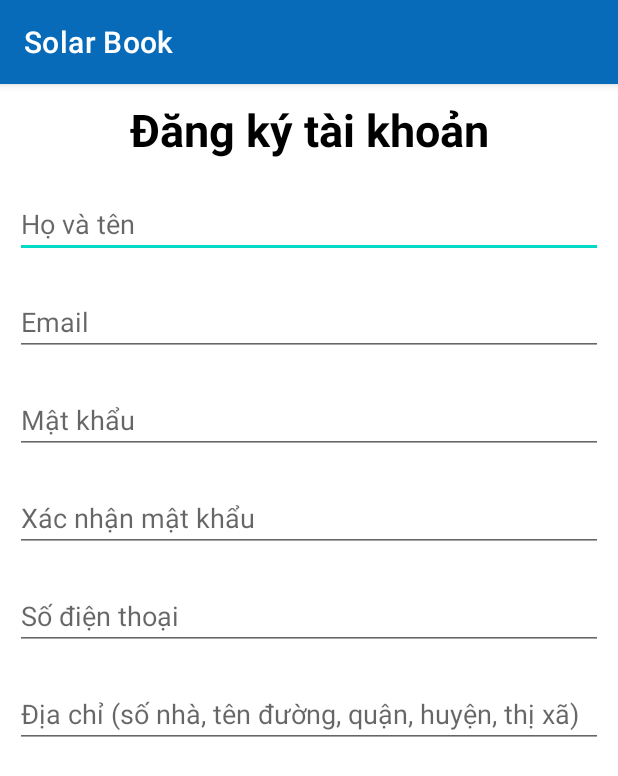
After one commit to Trong-Nhan/Do_An_Ky_Cuoi, an Android app: the RegisterActivity screen opened directly, with no data from a screen before it, on a phone screen of 412 x 824 dp. The commit adds this screen. Shown: the top 776 px of the screen. Run offline under Robolectric (Android 15) with nearby library versions, the phone set to English and light mode, and no system bars.

Commit message:
Tạo CityAPI, lên ý tưởng trang đăng ký

```diff
--- /dev/null
+++ b/ProjectFinal/app/src/main/java/com/example/projectfinal/activity/RegisterActivity.java
@@ -0,0 +1,16 @@
+package com.example.projectfinal.activity;
+
+import androidx.appcompat.app.AppCompatActivity;
+
+import android.os.Bundle;
+
+import com.example.projectfinal.R;
+
+public class RegisterActivity extends AppCompatActivity {
+
+    @Override
+    protected void onCreate(Bundle savedInstanceState) {
+        super.onCreate(savedInstanceState);
+        setContentView(R.layout.activity_register);
+    }
+}
--- a/ProjectFinal/app/src/main/java/com/example/projectfinal/fragment/HomeFragment.java
+++ b/ProjectFinal/app/src/main/java/com/example/projectfinal/fragment/HomeFragment.java
@@ -2,6 +2,7 @@ package com.example.projectfinal.fragment;
 
 import android.os.Bundle;
 import android.view.LayoutInflater;
+import android.view.MotionEvent;
 import android.view.View;
 import android.view.ViewGroup;
 
@@ -38,6 +39,7 @@ public class HomeFragment extends Fragment {
         rcvNewBook.setLayoutManager(new GridLayoutManager(getActivity(), 2));
         rcvNewBook.setAdapter(mBookAdapter);
 
+
         //set dữ liệu lên RecycleView Popular Book
         RecyclerView rcvPopularBook = view.findViewById(R.id.rcvPopularBook);
         rcvPopularBook.setLayoutManager(new GridLayoutManager(getActivity(), 2));
--- /dev/null
+++ b/ProjectFinal/app/src/main/res/layout/activity_register.xml
@@ -0,0 +1,69 @@
+<?xml version="1.0" encoding="utf-8"?>
+<LinearLayout xmlns:android="http://schemas.android.com/apk/res/android"
+    xmlns:app="http://schemas.android.com/apk/res-auto"
+    xmlns:tools="http://schemas.android.com/tools"
+    android:layout_width="match_parent"
+    android:layout_height="match_parent"
+    android:layout_margin="10dp"
+    android:orientation="vertical"
+    tools:context=".activity.RegisterActivity">
+
+    <TextView
+        android:layout_width="match_parent"
+        android:layout_height="wrap_content"
+        android:gravity="center"
+        android:text="Đăng ký tài khoản"
+        android:textColor="@color/black"
+        android:textSize="30sp"
+        android:textStyle="bold"
+        android:layout_marginBottom="20dp"/>
+
+    <EditText
+        android:id="@+id/formRegisterName"
+        android:layout_width="match_parent"
+        android:layout_height="wrap_content"
+        android:inputType="textCapWords"
+        android:hint="Họ và tên"
+        android:layout_marginBottom="20dp"/>
+
+    <EditText
+        android:id="@+id/formRegisterEmail"
+        android:layout_width="match_parent"
+        android:layout_height="wrap_content"
+        android:hint="Email"
+        android:layout_marginBottom="20dp"/>
+
+    <EditText
+        android:id="@+id/formRegisterPassword"
+        android:layout_width="match_parent"
+        android:layout_height="wrap_content"
+        android:hint="Mật khẩu"
+        android:inputType="textPassword"
+        android:layout_marginBottom="20dp"/>
+
+    <EditText
+        android:id="@+id/formRegisterConfirmPassword"
+        android:layout_width="match_parent"
+        android:layout_height="wrap_content"
+        android:hint="Xác nhận mật khẩu"
+        android:inputType="textPassword"
+        android:layout_marginBottom="20dp"/>
+
+    <EditText
+        android:id="@+id/formRegisterPhone"
+        android:layout_width="match_parent"
+        android:layout_height="wrap_content"
+        android:hint="Số điện thoại"
+        android:inputType="number"
+        android:layout_marginBottom="20dp"/>
+
+    <EditText
+        android:id="@+id/formRegisterAddress"
+        android:layout_width="match_parent"
+        android:layout_height="wrap_content"
+        android:hint="Địa chỉ (số nhà, tên đường, quận, huyện, thị xã)"
+        android:inputType="textPassword"
+        android:layout_marginBottom="20dp"/>
+
+
+</LinearLayout>
```
Also changed, not shown: ProjectFinal/app/src/main/AndroidManifest.xml (+6 -3 lines), ProjectFinal/app/src/main/java/com/example/projectfinal/activity/LoginActivity.java (+11 -0 lines), ProjectFinal/app/src/main/java/com/example/projectfinal/api/CityAPI.java (added, +25 -0 lines), ProjectFinal/app/src/main/java/com/example/projectfinal/entity/City.java (added, +34 -0 lines).
